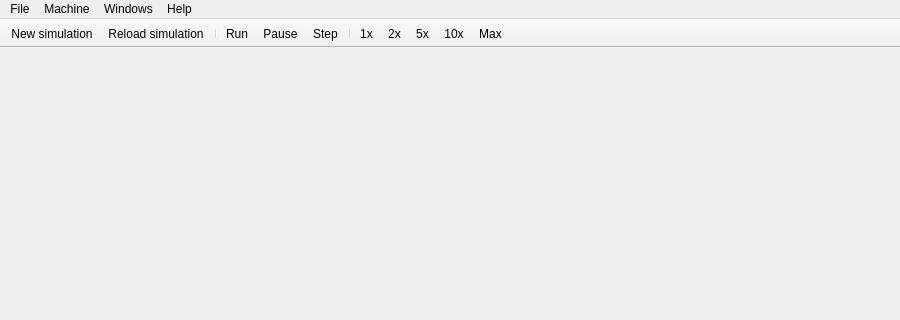
This is qtmips_gui/MainWindow.ui in cvut/qtrvsim as Qt 5 draws it before an edit; both pictures show x 0 to 900 and y 0 to 320 of the 900 by 600 pixel window. The edited form follows.
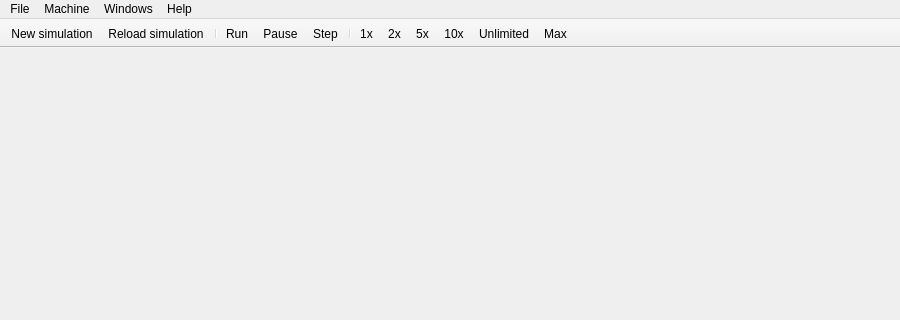
This is the edited form. Icons and pictures are not drawn.

Commit message: Add unlimited checkbox to the tool-bar.

What changed in the file:
```diff
--- a/qtmips_gui/MainWindow.ui
+++ b/qtmips_gui/MainWindow.ui
@@ -128,6 +128,7 @@
    <addaction name="ips2"/>
    <addaction name="ips5"/>
    <addaction name="ips10"/>
+   <addaction name="ipsUnlimited"/>
    <addaction name="ipsMax"/>
   </widget>
   <action name="actionNew">
```
